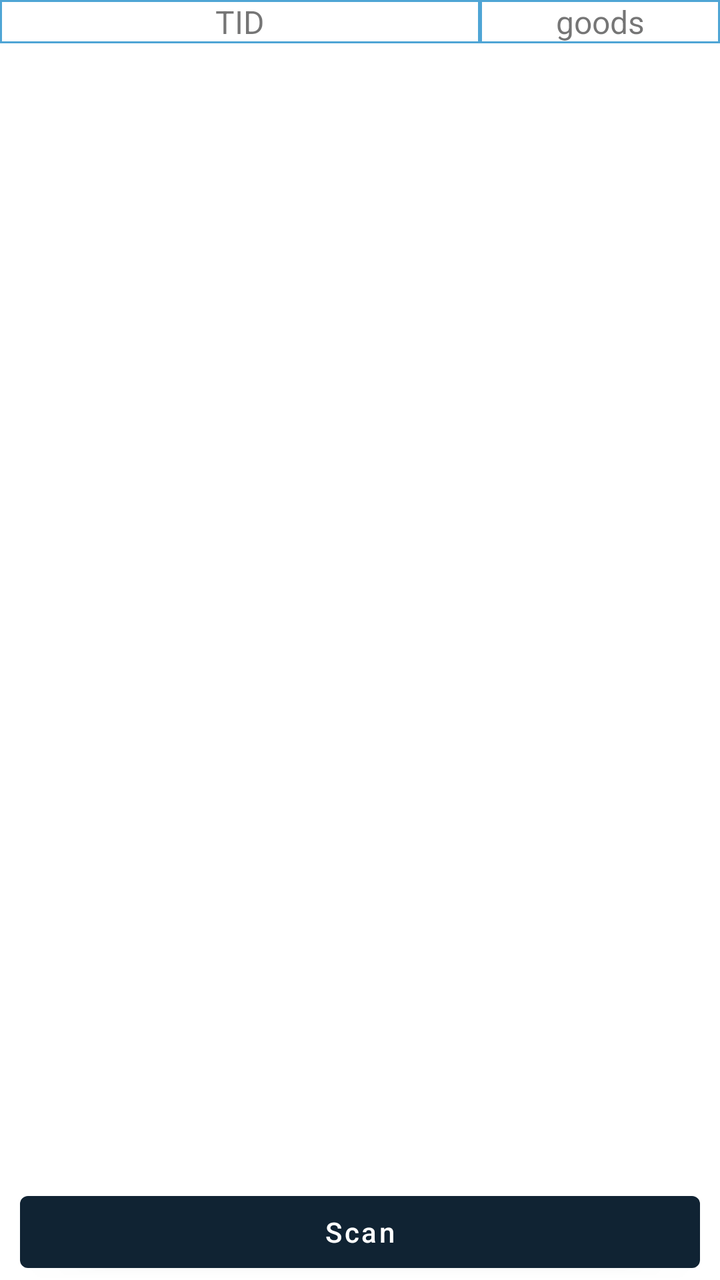
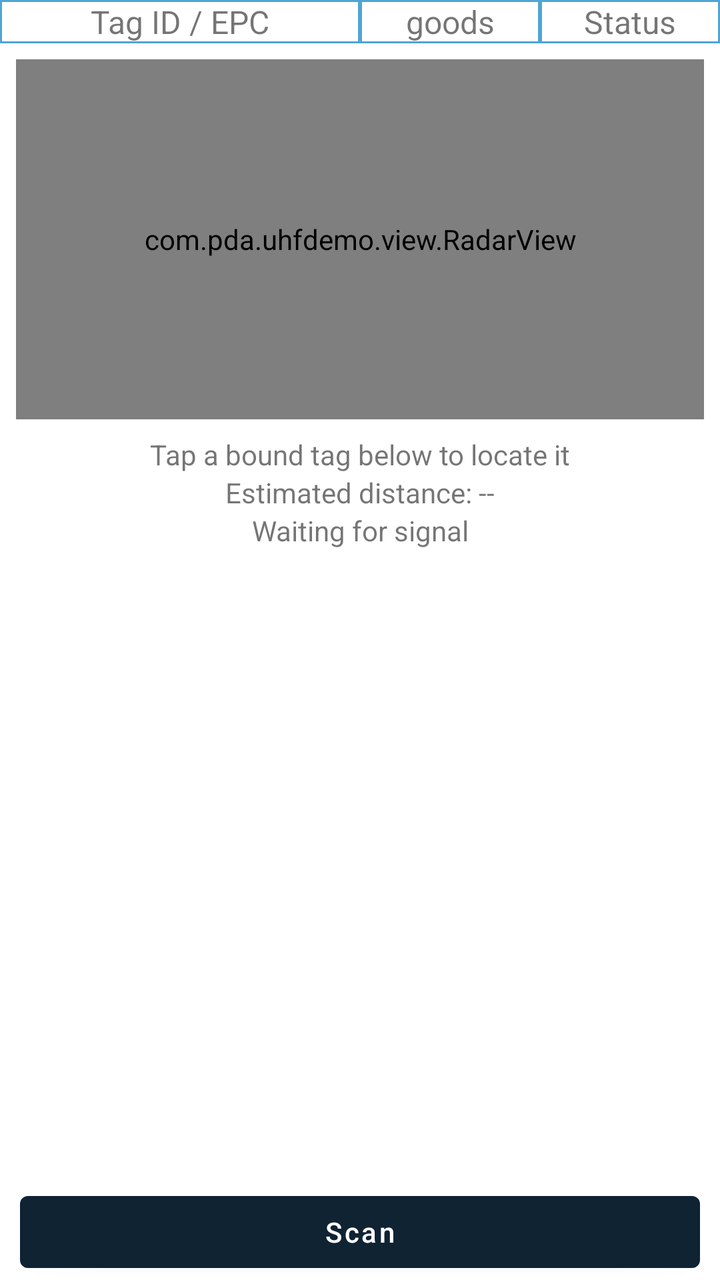

Compare the two renders of this Android layout. The source of the first and the diff that turns it into the second are given below.
<!-- AndroidManifest.xml: application theme Theme.UHFReaderDemo -->
<!-- res/layout/fragment_find_6b.xml -->
<?xml version="1.0" encoding="utf-8"?>
<LinearLayout xmlns:android="http://schemas.android.com/apk/res/android"
    xmlns:app="http://schemas.android.com/apk/res-auto"
    xmlns:tools="http://schemas.android.com/tools"
    android:layout_width="match_parent"
    android:layout_height="match_parent"
    android:orientation="vertical">

    <LinearLayout
        android:layout_width="match_parent"
        android:layout_height="wrap_content"
        android:orientation="horizontal">

        <TextView
            android:id="@+id/bind_item_tid"
            android:layout_width="0dp"
            android:layout_height="wrap_content"
            android:background="@drawable/layer"
            android:layout_weight="2"
            android:textSize="@dimen/text_size_16"
            android:text="TID"
            android:textAlignment="center" />

        <TextView
            android:id="@+id/bind_item_name"
            android:layout_width="0dp"
            android:layout_height="wrap_content"
            android:background="@drawable/layer"
            android:textSize="@dimen/text_size_16"
            android:layout_weight="1"
            android:text="@string/goods_table_title"
            android:textAlignment="center" />
    </LinearLayout>

    <androidx.recyclerview.widget.RecyclerView
        android:id="@+id/find_listview"
        android:layout_width="match_parent"
        android:layout_height="0dp"
        android:layout_weight="1"/>

    <Button
        android:id="@+id/find_btn"
        android:layout_width="match_parent"
        android:layout_height="wrap_content"
        android:layout_marginLeft="10dp"
        android:layout_marginRight="10dp"
        android:textAllCaps="false"
        android:text="@string/scan_btn"/>


</LinearLayout>
<!-- resources referenced by this layout -->
<resources>
  <dimen name="text_size_16">16sp</dimen>
  <!-- drawable layer (drawable) -->
  <?xml version="1.0" encoding="utf-8"?>
  <shape xmlns:android="http://schemas.android.com/apk/res/android"
      android:shape="rectangle">
      <solid android:color="#ffffff" />
      <stroke
          android:width="1dip"
          android:color="#4fa5d5" />
  </shape>
  <string name="goods_table_title">goods</string>
  <string name="scan_btn">Scan</string>
  <style name="Theme.UHFReaderDemo" parent="Theme.MaterialComponents.Light.DarkActionBar">
          
          <item name="colorPrimary">@color/terminal_navy</item>
          <item name="colorPrimaryVariant">@color/terminal_navy</item>
          <item name="colorOnPrimary">@color/white</item>
          
          <item name="colorSecondary">@color/teal_primary</item>
          <item name="colorSecondaryVariant">@color/teal_primary</item>
          <item name="colorOnSecondary">@color/black</item>
          
          <item name="android:statusBarColor">@color/terminal_navy</item>
          <item name="android:navigationBarColor">@color/white</item>
          <item name="android:windowLightNavigationBar">true</item>
          
      </style>
  <color name="terminal_navy">#102333</color>
  <color name="white">#FFFFFFFF</color>
  <color name="teal_primary">#087F72</color>
  <color name="black">#FF000000</color>
</resources>

<!-- the commit's change to res/layout/fragment_find_6b.xml (unified diff, before → after) -->
@@ -18,7 +18,7 @@
             android:background="@drawable/layer"
             android:layout_weight="2"
             android:textSize="@dimen/text_size_16"
-            android:text="TID"
+            android:text="@string/bind_tag_id_header"
             android:textAlignment="center" />
 
         <TextView
@@ -30,7 +30,44 @@
             android:layout_weight="1"
             android:text="@string/goods_table_title"
             android:textAlignment="center" />
+
+        <TextView
+            android:layout_width="0dp"
+            android:layout_height="wrap_content"
+            android:layout_weight="1"
+            android:background="@drawable/layer"
+            android:text="@string/find_tag_status"
+            android:textAlignment="center"
+            android:textSize="@dimen/text_size_16" />
     </LinearLayout>
+
+    <com.pda.uhfdemo.view.RadarView
+        android:id="@+id/find_radar"
+        android:layout_width="match_parent"
+        android:layout_height="180dp"
+        android:layout_margin="8dp"
+        android:background="@color/white" />
+
+    <TextView
+        android:id="@+id/find_radar_target"
+        android:layout_width="match_parent"
+        android:layout_height="wrap_content"
+        android:gravity="center"
+        android:text="@string/radar_select_target" />
+
+    <TextView
+        android:id="@+id/find_radar_distance"
+        android:layout_width="match_parent"
+        android:layout_height="wrap_content"
+        android:gravity="center"
+        android:text="@string/radar_distance_unknown" />
+
+    <TextView
+        android:id="@+id/find_radar_trend"
+        android:layout_width="match_parent"
+        android:layout_height="wrap_content"
+        android:gravity="center"
+        android:text="@string/radar_waiting" />
 
     <androidx.recyclerview.widget.RecyclerView
         android:id="@+id/find_listview"
<!-- resource entries referenced after the edit -->
@@ -10,7 +10,12 @@
           android:width="1dip"
           android:color="#4fa5d5" />
   </shape>
+  <string name="bind_tag_id_header">Tag ID / EPC</string>
+  <string name="find_tag_status">Status</string>
   <string name="goods_table_title">goods</string>
+  <string name="radar_distance_unknown">Estimated distance: --</string>
+  <string name="radar_select_target">Tap a bound tag below to locate it</string>
+  <string name="radar_waiting">Waiting for signal</string>
   <string name="scan_btn">Scan</string>
   <style name="Theme.UHFReaderDemo" parent="Theme.MaterialComponents.Light.DarkActionBar">
           
